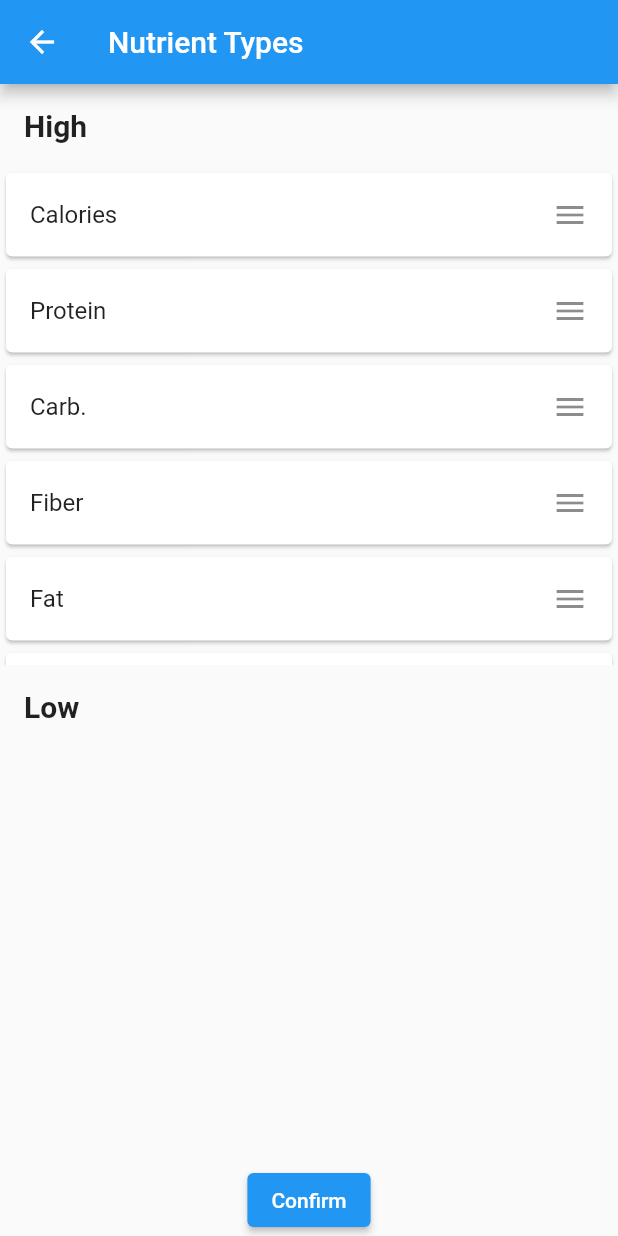
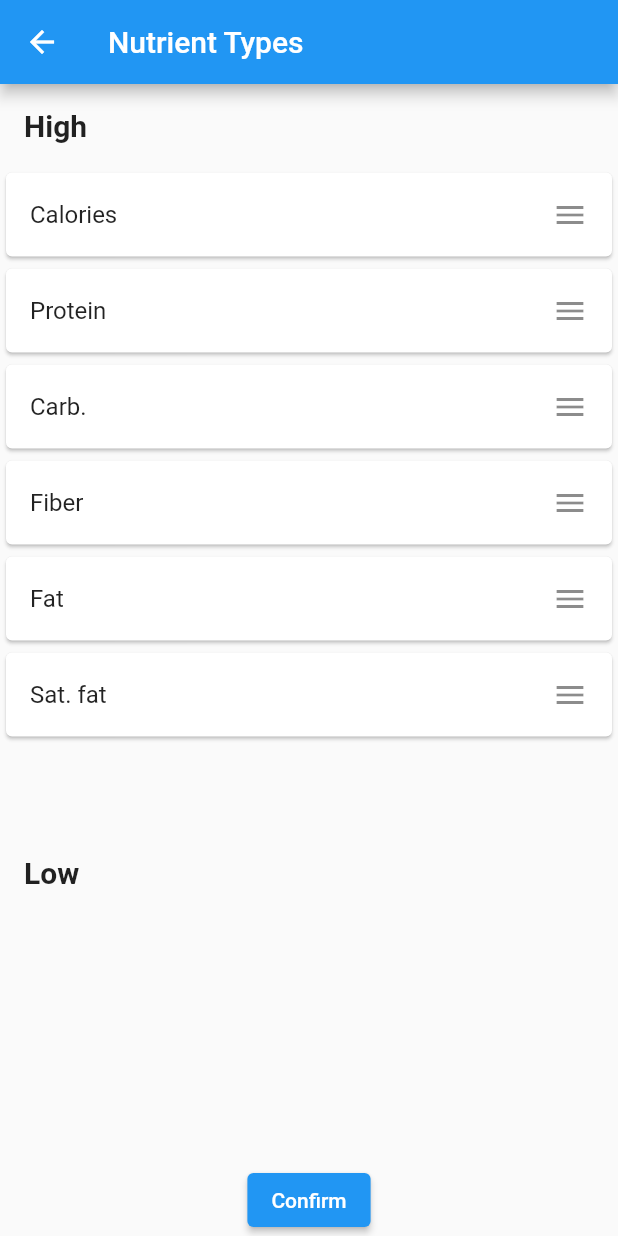
Before and after one commit to jcb0152/auhackathon2022, a Flutter app: the CategoryList screen opened directly, on a phone screen of 412 x 824 dp. Run offline on Flutter 3.47's test engine with Material 2 defaults, Android fonts, the phone set to English and light mode, and no system bars.

Commit message:
Changed row flex

```diff
--- a/hackathon/lib/category_list.dart
+++ b/hackathon/lib/category_list.dart
@@ -49,7 +49,7 @@ class _CategoryList extends State<CategoryList> {
   Widget build(BuildContext context) {
     return Scaffold(
         appBar: AppBar(
-          title: Text("Nutrient Types"),
+          title: const Text("Nutrient Types"),
           leading: InkWell(
             onTap: () {
               Navigator.pop(context);
@@ -60,7 +60,7 @@ class _CategoryList extends State<CategoryList> {
           ),
         ),
         body: Column(children: [
-          Padding(
+          const Padding(
             child: Align(
               alignment: Alignment.topLeft,
               child: Text(
@@ -71,8 +71,8 @@ class _CategoryList extends State<CategoryList> {
             padding: EdgeInsets.all(16.0),
           ),
           Expanded(
+            flex: 2,
             child: ReorderableListView(
-              shrinkWrap: true,
               children: _categories
                   .map(
                     (item) => Card(
```
